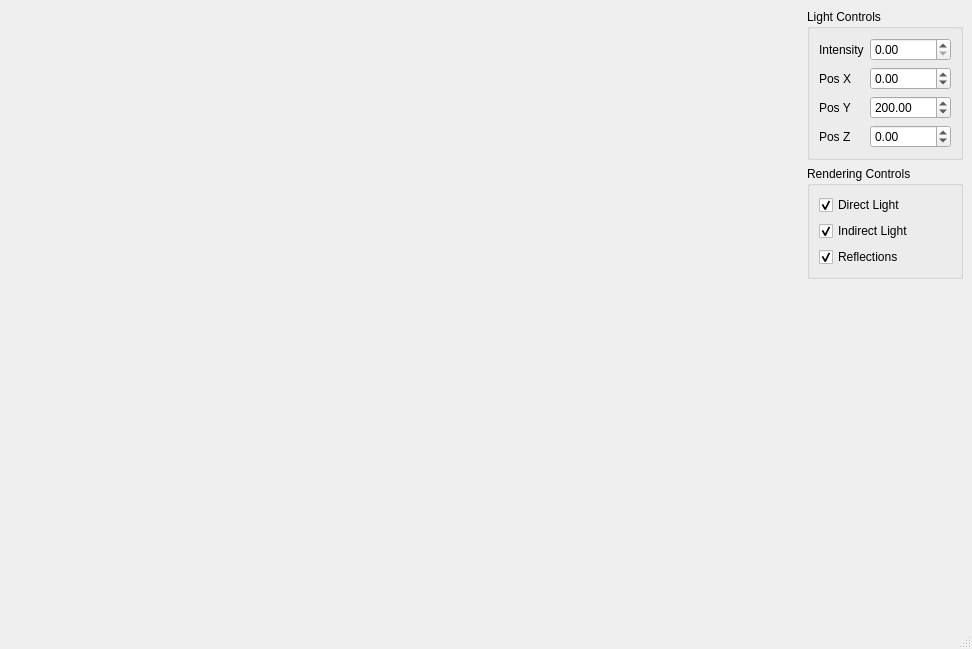
Above: ui/MainWindow.ui from jw0z96/Masterclass-VXGI-Sponza before the change. Below: the same form after it.
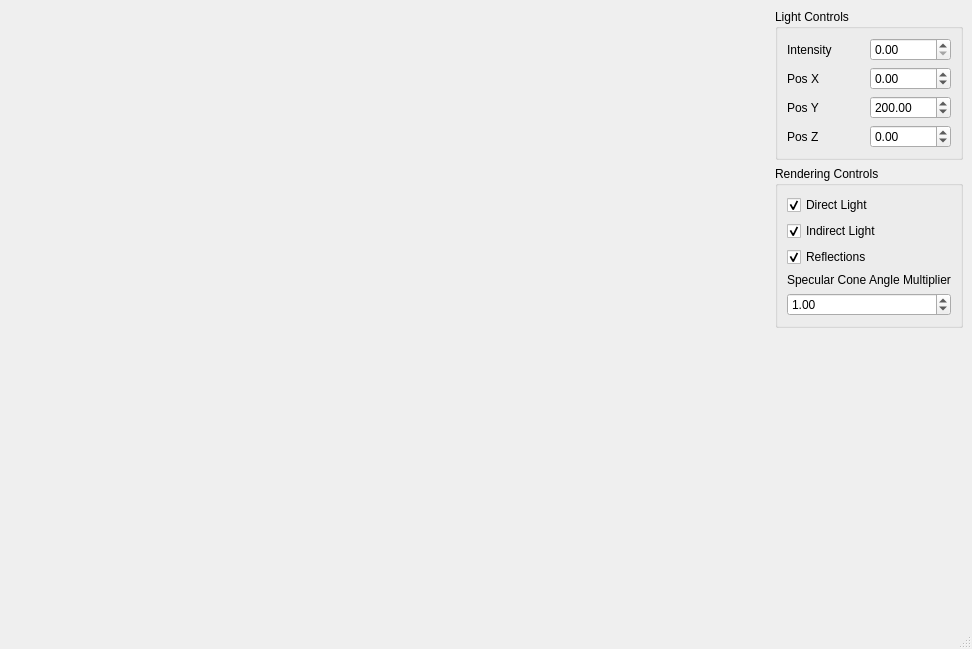
That is the form after the change.

Commit message: added specular angle control & fixed reflection tracing problem

Diff of the .ui file:
```diff
--- a/ui/MainWindow.ui
+++ b/ui/MainWindow.ui
@@ -117,7 +117,7 @@
          <string>Rendering Controls</string>
         </property>
         <layout class="QGridLayout" name="gridLayout_2">
-         <item row="0" column="0">
+         <item row="0" column="1">
           <widget class="QCheckBox" name="directLightCheckBox">
            <property name="text">
             <string>Direct Light</string>
@@ -127,7 +127,7 @@
            </property>
           </widget>
          </item>
-         <item row="2" column="0">
+         <item row="2" column="1">
           <widget class="QCheckBox" name="reflectionCheckBox">
            <property name="text">
             <string>Reflections</string>
@@ -137,7 +137,7 @@
            </property>
           </widget>
          </item>
-         <item row="1" column="0">
+         <item row="1" column="1">
           <widget class="QCheckBox" name="indirectLightCheckBox">
            <property name="text">
             <string>Indirect Light</string>
@@ -147,6 +147,29 @@
            </property>
           </widget>
          </item>
+         <item row="4" column="1">
+          <widget class="QDoubleSpinBox" name="specularApertureDoubleSpinBox">
+           <property name="decimals">
+            <number>2</number>
+           </property>
+           <property name="minimum">
+            <double>0.010000000000000</double>
+           </property>
+           <property name="singleStep">
+            <double>0.100000000000000</double>
+           </property>
+           <property name="value">
+            <double>1.000000000000000</double>
+           </property>
+          </widget>
+         </item>
+         <item row="3" column="1">
+          <widget class="QLabel" name="label">
+           <property name="text">
+            <string>Specular Cone Angle Multiplier</string>
+           </property>
+          </widget>
+         </item>
         </layout>
        </widget>
       </item>
```
The commit also changes 7 other files.
